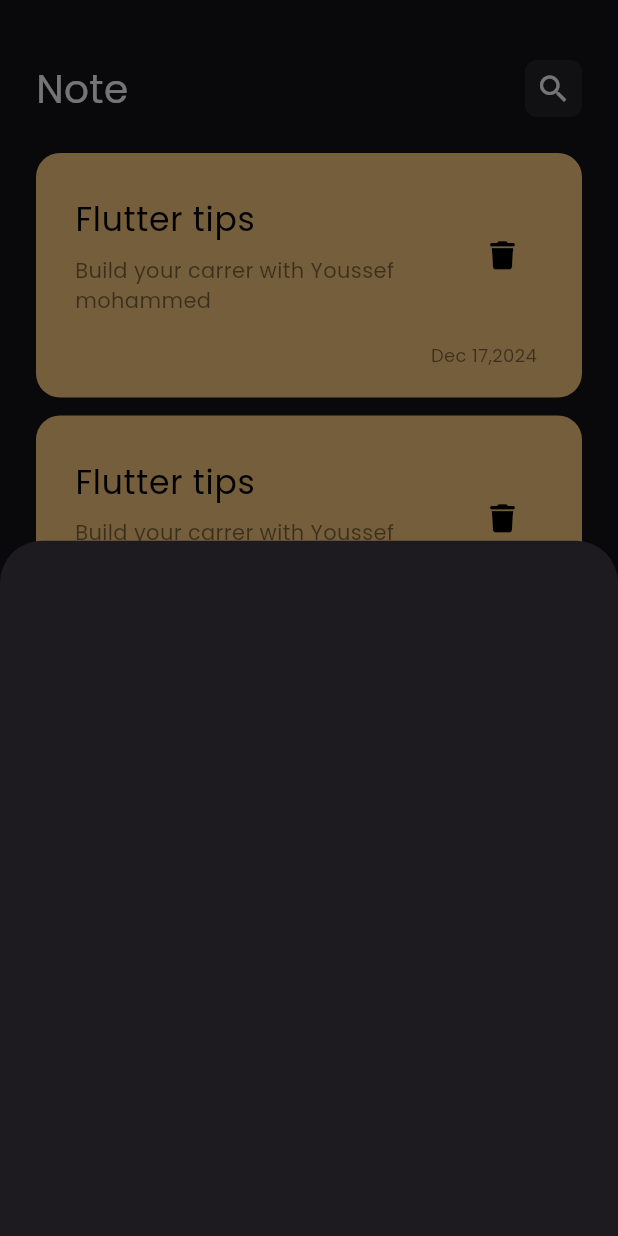
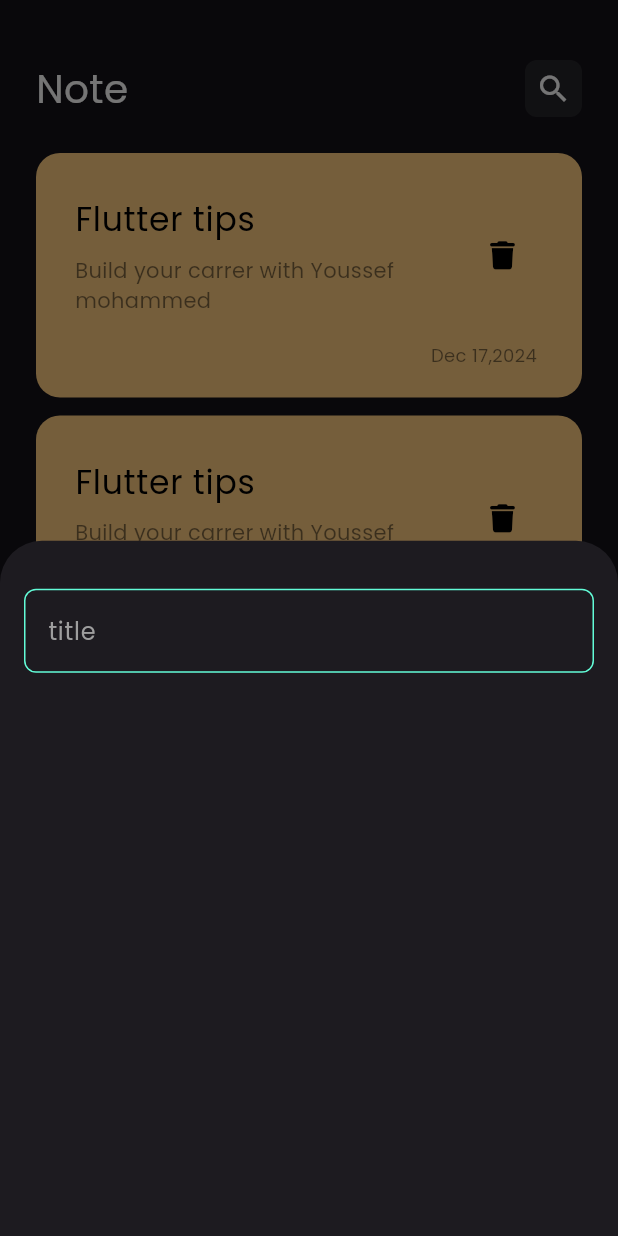
Before and after one commit to Youssef-mohammed13/note_app, a Flutter app: the screen it shows after launch, after a tap on the "add" icon, on a phone screen of 412 x 824 dp. Run offline on Flutter 3.47's test engine with Material 3 defaults, Android fonts, the phone set to English and light mode, and no system bars; our stand-ins replace font_awesome_flutter.

Commit message:
creat custom text field and consants file

```diff
--- /dev/null
+++ b/lib/constants.dart
@@ -0,0 +1,4 @@
+import 'package:flutter/material.dart';
+
+const  kPrimarycolor  = Color(0xff62FCD7);
+const kSecondarycolor = Colors.blueGrey;
--- a/lib/views/note_view.dart
+++ b/lib/views/note_view.dart
@@ -23,3 +23,4 @@ class note_view extends StatelessWidget {
     );
   }
 }
+//0xff62FCD7
--- /dev/null
+++ b/lib/views/widgets/CustomTextField.dart
@@ -0,0 +1,29 @@
+import 'package:flutter/material.dart';
+import 'package:note_app/constants.dart';
+
+class CustomTextField extends StatelessWidget {
+  const CustomTextField({super.key});
+
+  @override
+  Widget build(BuildContext context) {
+    return  TextField(
+      cursorColor: kSecondarycolor,
+      decoration: InputDecoration(
+        hintText: "title",
+        hintStyle: TextStyle(color: Colors.grey),
+        border: BuildOutLineBorder(),
+        enabledBorder: BuildOutLineBorder(),
+        focusedBorder: BuildOutLineBorder(),
+      ),
+    );
+  }
+
+  OutlineInputBorder BuildOutLineBorder() {
+    return OutlineInputBorder(
+        borderRadius: BorderRadius.circular(8),
+        borderSide: BorderSide(
+          color:  kPrimarycolor,
+        )
+      );
+  }
+}
--- a/lib/views/widgets/NoteBottomSheetBody.dart
+++ b/lib/views/widgets/NoteBottomSheetBody.dart
@@ -1,10 +1,22 @@
 import 'package:flutter/material.dart';
+import 'package:note_app/views/widgets/CustomTextField.dart';
 
 class myModalBottomSheetBody extends StatelessWidget {
   const myModalBottomSheetBody({super.key});
 
   @override
   Widget build(BuildContext context) {
-    return Container();
+    return Container(
+
+      child: Padding(
+        padding: const EdgeInsets.symmetric(horizontal: 16),
+        child: Column(
+          children: [
+            SizedBox(height: 32,),
+            CustomTextField(),
+          ],
+        ),
+      ),
+    );
   }
 }
```
